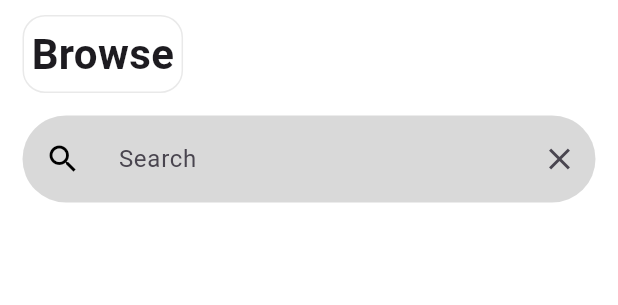
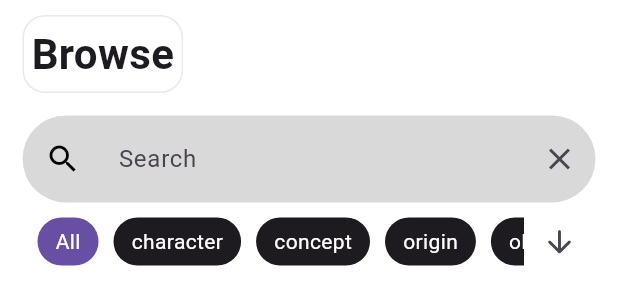
Before and after one commit to abdelrahmann190/comic_glance, a Flutter app: the BrowsePage widget shown alone on an empty page, opened directly, on a phone screen of 412 x 824 dp. Shown: the top 305 px of the screen. Run offline on Flutter 3.47's test engine with Material 3 defaults, Android fonts, the phone set to English and light mode, and no system bars; drawn by our look-alikes of chips_choice; our stand-ins replace bloc, cached_network_image, dio, firebase_auth, firebase_core, flutter_bloc and 10 more; accounts and stored records are empty; generated files the repository leaves out were written again; network calls fail.

Commit message:
update (23-10-2024)

```diff
--- a/lib/core/consts/app_strings.dart
+++ b/lib/core/consts/app_strings.dart
@@ -17,6 +17,22 @@ class AppStrings {
     'Settings',
   ];
 
+  static const List<String> browseFilters = [
+    'All',
+    'character',
+    'concept',
+    'origin',
+    'object',
+    'location',
+    'issue',
+    'story_arc',
+    'volume',
+    'publisher',
+    'person',
+    'team',
+    'video',
+  ];
+
   static const List<String> bottomNavBarPressedIconsSVGAssets = [
     'assets/icons/home_pressed_icon.svg',
     'assets/icons/browse_pressed_icon.svg',
--- a/lib/core/networking/api_services.dart
+++ b/lib/core/networking/api_services.dart
@@ -42,8 +42,9 @@ abstract class ComicGlanceApiService {
   );
 
   @GET(
-      '${ApiConstants.search}${ApiConstants.apiKey}${ApiConstants.jsonFormat}&query={searchQuery}')
+      '${ApiConstants.search}${ApiConstants.apiKey}${ApiConstants.jsonFormat}&query={searchQuery}&resources={searchFilters}')
   Future<ApiResponseModel> getSearchResults(
     @Path('searchQuery') String searchQuery,
+    @Path('searchFilters') String searchFilters,
   );
 }
--- a/lib/core/widgets/custom_text_form_field.dart
+++ b/lib/core/widgets/custom_text_form_field.dart
@@ -7,7 +7,7 @@ class CustomTextFormField extends StatelessWidget {
   final IconData icon;
   final TextEditingController controller;
   final bool isPasswordField;
-  final String? Function(String?) validator;
+  final String? Function(String?)? validator;
   final bool? obsecureText;
   final Widget? suffixIcon;
   final void Function(String)? onFieldSubmitted;
@@ -18,7 +18,7 @@ class CustomTextFormField extends StatelessWidget {
     required this.icon,
     required this.controller,
     required this.isPasswordField,
-    required this.validator,
+    this.validator,
     this.obsecureText,
     this.suffixIcon,
     this.onFieldSubmitted,
--- a/lib/features/comic_book_pages/ui/pages/bowse_page.dart
+++ b/lib/features/comic_book_pages/ui/pages/bowse_page.dart
@@ -2,6 +2,7 @@ import 'package:comic_glance/core/widgets/custom_text_form_field.dart';
 import 'package:comic_glance/core/widgets/main_page_header_text.dart';
 import 'package:comic_glance/features/comic_book_pages/logic/browse_cubit/browse_cubit.dart';
 import 'package:comic_glance/features/comic_book_pages/ui/widgets/browse_page_content.dart';
+import 'package:comic_glance/features/comic_book_pages/ui/widgets/browse_results_filter.dart';
 import 'package:flutter/material.dart';
 import 'package:flutter_bloc/flutter_bloc.dart';
 import 'package:gap/gap.dart';
@@ -41,20 +42,15 @@ class _BrowsePageState extends State<BrowsePage> {
                   context.read<BrowseCubit>().emitSearchResult();
                 }
               },
-              validator: (value) {
-                return null;
-              },
             ),
+            BrowseResultsFilter(),
             Gap(15.px),
-            const Expanded(child: BrowsePageContent()),
+            const Expanded(
+              child: BrowsePageContent(),
+            ),
           ],
         ),
       ),
     );
   }
-
-  @override
-  void initState() {
-    super.initState();
-  }
 }
--- a/lib/features/comic_book_pages/ui/widgets/browse_results_filter.dart
+++ b/lib/features/comic_book_pages/ui/widgets/browse_results_filter.dart
@@ -0,0 +1,87 @@
+import 'package:chips_choice/chips_choice.dart';
+import 'package:comic_glance/core/consts/app_strings.dart';
+import 'package:comic_glance/features/comic_book_pages/logic/browse_cubit/browse_cubit.dart';
+import 'package:flutter/material.dart';
+import 'package:flutter_bloc/flutter_bloc.dart';
+
+class BrowseResultsFilter extends StatefulWidget {
+  const BrowseResultsFilter({Key? key}) : super(key: key);
+
+  @override
+  State<BrowseResultsFilter> createState() => _BrowseResultsFilterState();
+}
+
+class _BrowseResultsFilterState extends State<BrowseResultsFilter> {
+  List<String> tags = [
+    AppStrings.browseFilters[0],
+  ];
+  bool isWrapped = false;
+  @override
+  Widget build(BuildContext context) {
+    return Row(
+      children: [
+        Expanded(
+          child: ChipsChoice<String>.multiple(
+            value: tags,
+            wrapped: isWrapped,
+            onChanged: onChangedFunction,
+            choiceStyle: C2ChipStyle.filled(
+              borderRadius: BorderRadius.circular(30),
+            ),
+            choiceItems: C2Choice.listFrom<String, String>(
+              source: AppStrings.browseFilters,
+              value: (i, v) => v,
+              label: (i, v) => v,
+            ),
+          ),
+        ),
+        IconButton(
+          onPressed: () {
+            setState(() {
+              isWrapped = !isWrapped;
+            });
+          },
+          icon: Icon(
+            isWrapped
+                ? Icons.arrow_upward_rounded
+                : Icons.arrow_downward_rounded,
+          ),
+        ),
+      ],
+    );
+  }
+
+  void onChangedFunction(List<String> values) {
+    if (values.isEmpty) {
+      context.read<BrowseCubit>().searchFilters = [''];
+      setState(() {
+        tags = [
+          AppStrings.browseFilters[0],
+        ];
+      });
+    } else {
+      if (values.contains(AppStrings.browseFilters[0])) {
+        values = whenTheAllButtonIsPressed(values);
+      } else {
+        context.read<BrowseCubit>().searchFilters = values;
+      }
+      setState(() {
+        tags = values;
+      });
+    }
+  }
+
+  /// When the 'All' button is pressed, the list of filters is reset to 'All'.
+  List<String> whenTheAllButtonIsPressed(List<String> values) {
+    if (values.length > 2 || values.first != AppStrings.browseFilters[0]) {
+      values = [
+        AppStrings.browseFilters[0],
+      ];
+      context.read<BrowseCubit>().searchFilters = [''];
+    } else {
+      values.removeAt(0);
+      context.read<BrowseCubit>().searchFilters = values;
+    }
+    return values;
+  }
+}
--- a/pubspec.yaml
+++ b/pubspec.yaml
@@ -54,7 +54,7 @@ dependencies:
   cached_network_image: ^3.3.1
   internet_connection_checker_plus: ^2.2.0
   equatable: ^2.0.5
-  multi_select_flutter: ^4.1.3
+  chips_choice: ^3.0.1
 
 dev_dependencies:
   flutter_lints: ^2.0.0
```
Also changed, not shown: lib/features/comic_book_pages/data/repo/comic_books_repo.dart (+7 -2 lines), lib/features/comic_book_pages/logic/browse_cubit/browse_cubit.dart (+5 -3 lines), lib/core/networking/api_services.g.dart, pubspec.lock.
